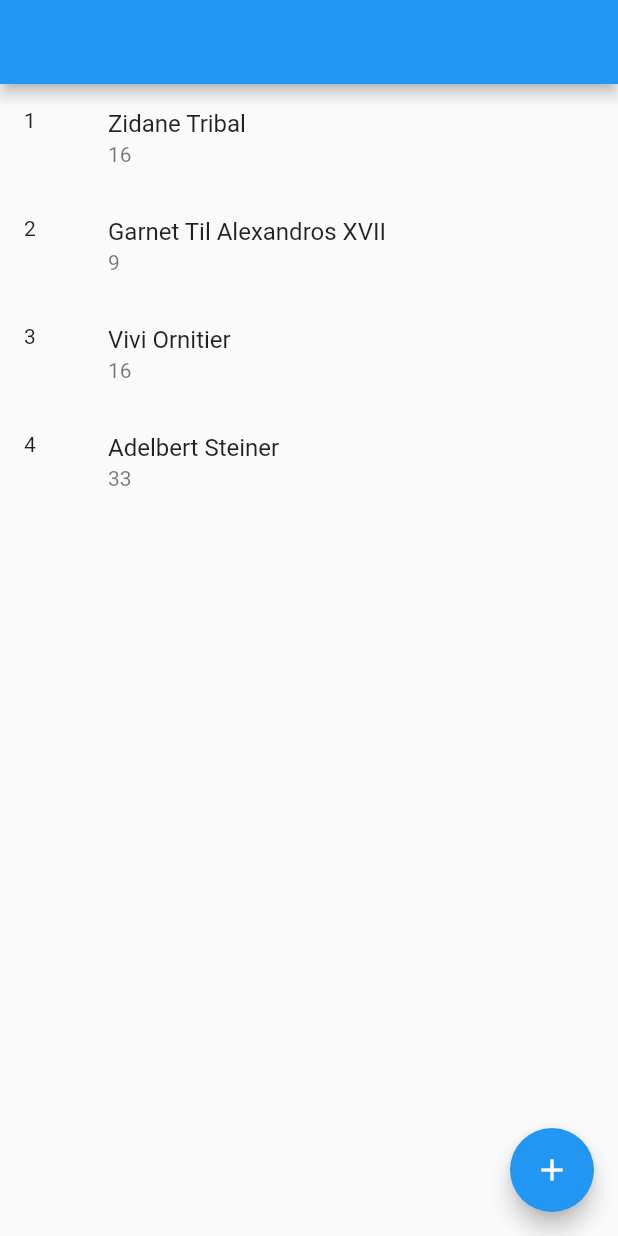
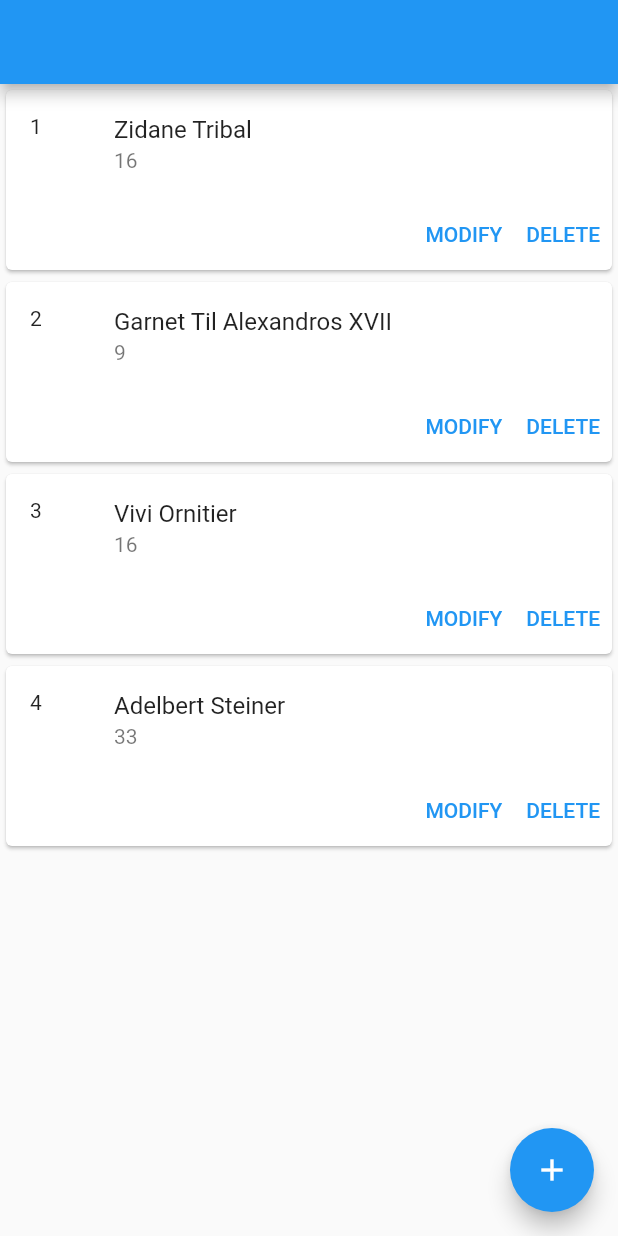
Before and after one commit to linnefromice/flutter_practice_riverpod, a Flutter app: the screen it shows after launch, on a phone screen of 412 x 824 dp. Run offline on Flutter 3.47's test engine with Material 2 defaults, Android fonts, the phone set to English and light mode, and no system bars; our stand-ins replace flutter_hooks, flutter_riverpod, freezed_annotation, hooks_riverpod; generated files the repository leaves out were written again.

Commit message:
add buttons for updating/deleting user datas

```diff
--- a/lib/screens/user_screen.dart
+++ b/lib/screens/user_screen.dart
@@ -35,10 +35,30 @@ class UserScreen extends HookWidget {
       body: Column(
         children: List.generate(state.length, (index) {
           final user = state[index].toJson();
-          return ListTile(
-            leading: Text(user["id"].toString()),
-            title: Text(user["name"]),
-            subtitle: Text(user["age"].toString()),
+          return Card(
+            child: Column(
+              mainAxisSize: MainAxisSize.min,
+              children: [
+                ListTile(
+                  leading: Text(user["id"].toString()),
+                  title: Text(user["name"]),
+                  subtitle: Text(user["age"].toString()),
+                ),
+                Row(
+                  mainAxisAlignment: MainAxisAlignment.end,
+                  children: [
+                    TextButton(
+                      child: Text("MODIFY"),
+                      onPressed: () {},
+                    ),
+                    TextButton(
+                      child: Text("DELETE"),
+                      onPressed: () {},
+                    ),
+                  ],
+                )
+              ],
+            )
           );
         }),
       ),
```
